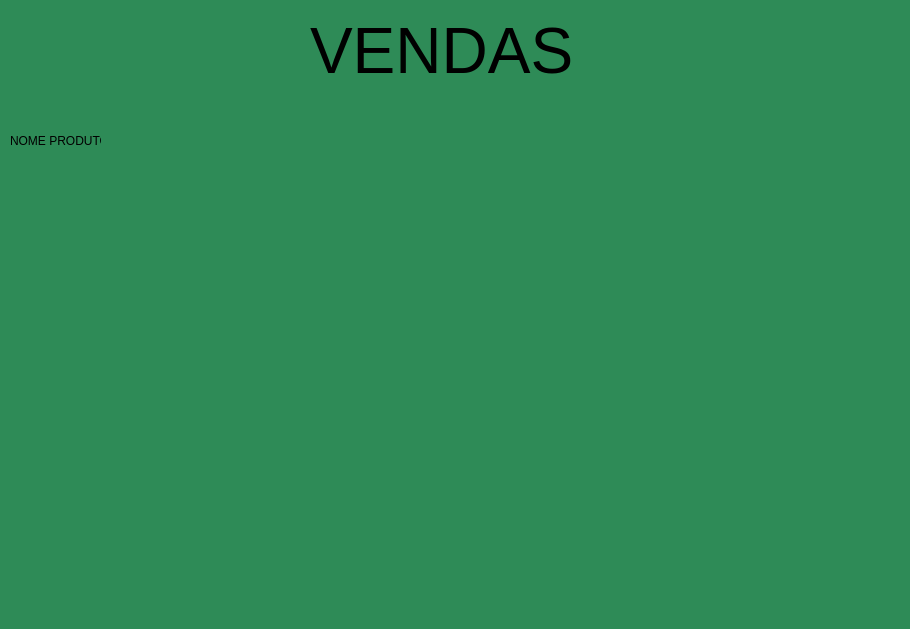
ArielAraujo18/ErpSistema, file frm_Vendas.ui: the form before one commit.
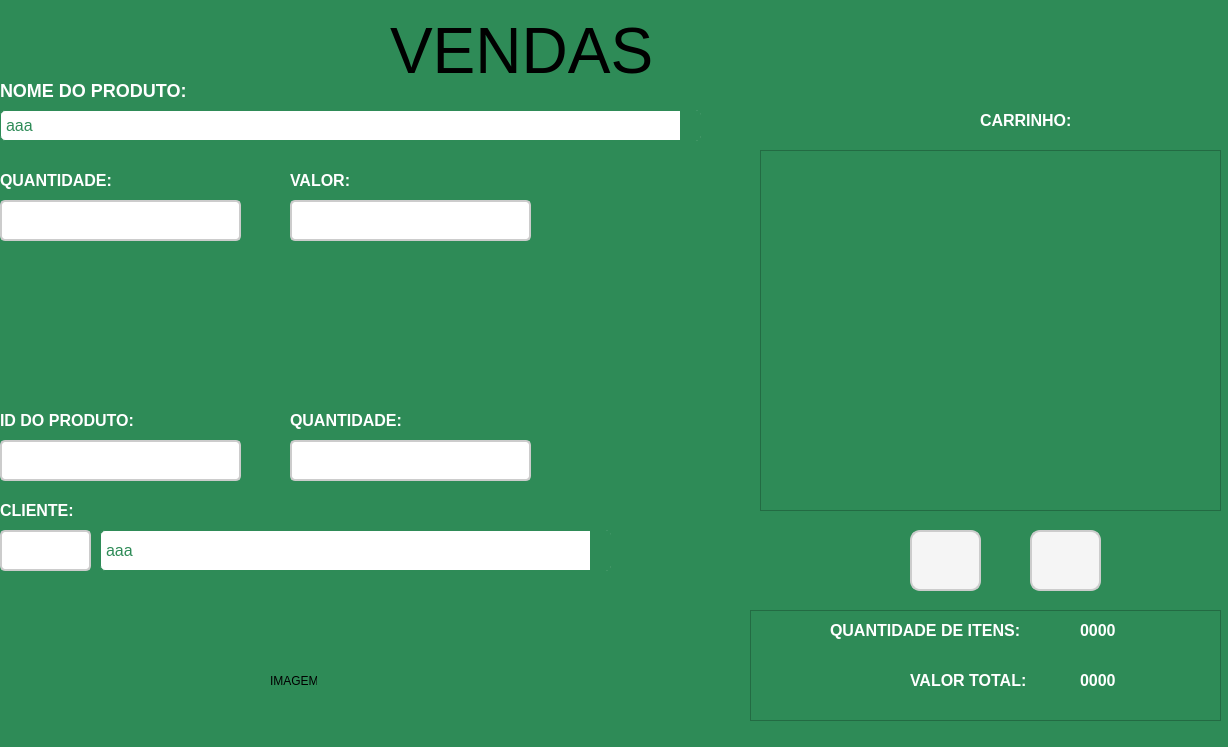
The form after the commit. Icons and pictures are not drawn.

```diff
--- a/frm_Vendas.ui
+++ b/frm_Vendas.ui
@@ -6,8 +6,8 @@
    <rect>
     <x>0</x>
     <y>0</y>
-    <width>910</width>
-    <height>629</height>
+    <width>1228</width>
+    <height>747</height>
    </rect>
   </property>
   <property name="windowTitle">
@@ -21,20 +21,35 @@
   <widget class="QLabel" name="label">
    <property name="geometry">
     <rect>
-     <x>10</x>
-     <y>130</y>
-     <width>91</width>
+     <x>0</x>
+     <y>80</y>
+     <width>191</width>
      <height>21</height>
     </rect>
    </property>
+   <property name="font">
+    <font>
+     <pointsize>-1</pointsize>
+     <weight>75</weight>
+     <bold>true</bold>
+    </font>
+   </property>
+   <property name="styleSheet">
+    <string notr="true">QLabel {
+    font-size: 18px;
+    color: #FFFFFF;
+    font-weight: bold;
+    text-shadow: 1px 1px 2px rgba(0, 0, 0, 0.4);
+}</string>
+   </property>
    <property name="text">
-    <string>NOME PRODUTO: </string>
+    <string>NOME DO PRODUTO: </string>
    </property>
   </widget>
   <widget class="QLabel" name="label_2">
    <property name="geometry">
     <rect>
-     <x>310</x>
+     <x>390</x>
      <y>10</y>
      <width>261</width>
      <height>81</height>
@@ -52,6 +67,672 @@
     <string>VENDAS</string>
    </property>
   </widget>
+  <widget class="QComboBox" name="comboBox">
+   <property name="geometry">
+    <rect>
+     <x>0</x>
+     <y>110</y>
+     <width>701</width>
+     <height>31</height>
+    </rect>
+   </property>
+   <property name="styleSheet">
+    <string notr="true">QComboBox {
+    background-color: #FFFFFF; 
+    border: 1px solid #2E8B57; 
+    border-radius: 5px;
+    padding: 5px;
+    color: #2E8B57; 
+	font-size: 16px; 
+}
+
+QComboBox QAbstractItemView {
+    background-color: #FFFFFF; 
+    border: 1px solid #2E8B57;
+    selection-background-color: #2E8B57;
+    selection-color: #FFFFFF; 
+}
+
+QComboBox::drop-down {
+    border: none;
+    background: #2E8B57;
+    width: 20px;
+    subcontrol-origin: padding;
+    subcontrol-position: right;
+}
+
+QComboBox::down-arrow {
+    width: 10px;
+    height: 10px;
+}
+</string>
+   </property>
+   <item>
+    <property name="text">
+     <string>aaa</string>
+    </property>
+   </item>
+   <item>
+    <property name="text">
+     <string>New Item</string>
+    </property>
+   </item>
+   <item>
+    <property name="text">
+     <string>a</string>
+    </property>
+   </item>
+   <item>
+    <property name="text">
+     <string>a</string>
+    </property>
+   </item>
+   <item>
+    <property name="text">
+     <string>a</string>
+    </property>
+   </item>
+  </widget>
+  <widget class="QLabel" name="label_3">
+   <property name="geometry">
+    <rect>
+     <x>0</x>
+     <y>170</y>
+     <width>121</width>
+     <height>21</height>
+    </rect>
+   </property>
+   <property name="font">
+    <font>
+     <pointsize>-1</pointsize>
+     <weight>75</weight>
+     <bold>true</bold>
+    </font>
+   </property>
+   <property name="styleSheet">
+    <string notr="true">QLabel {
+    font-size: 16px;
+    color: #FFFFFF;
+    font-weight: bold;
+    text-shadow: 1px 1px 2px rgba(0, 0, 0, 0.4);
+}</string>
+   </property>
+   <property name="text">
+    <string>QUANTIDADE:</string>
+   </property>
+  </widget>
+  <widget class="QLineEdit" name="lineEdit">
+   <property name="geometry">
+    <rect>
+     <x>0</x>
+     <y>200</y>
+     <width>241</width>
+     <height>41</height>
+    </rect>
+   </property>
+   <property name="styleSheet">
+    <string notr="true">QLineEdit {
+    border: 2px solid #cccccc; 
+    border-radius: 5px; 
+    padding: 6px; 
+    font-size: 14px; 
+    background-color: #ffffff;
+    transition: all 0.3s ease;
+	color: #000000;
+}
+
+QLineEdit:hover {
+    border: 2px solid #3f51b5; 
+    background-color: #f5f5f5; 
+}
+</string>
+   </property>
+  </widget>
+  <widget class="QLabel" name="label_4">
+   <property name="geometry">
+    <rect>
+     <x>290</x>
+     <y>170</y>
+     <width>71</width>
+     <height>21</height>
+    </rect>
+   </property>
+   <property name="font">
+    <font>
+     <pointsize>-1</pointsize>
+     <weight>75</weight>
+     <bold>true</bold>
+    </font>
+   </property>
+   <property name="styleSheet">
+    <string notr="true">QLabel {
+    font-size: 16px;
+    color: #FFFFFF;
+    font-weight: bold;
+    text-shadow: 1px 1px 2px rgba(0, 0, 0, 0.4);
+}</string>
+   </property>
+   <property name="text">
+    <string>VALOR:</string>
+   </property>
+  </widget>
+  <widget class="QLineEdit" name="lineEdit_2">
+   <property name="geometry">
+    <rect>
+     <x>290</x>
+     <y>200</y>
+     <width>241</width>
+     <height>41</height>
+    </rect>
+   </property>
+   <property name="styleSheet">
+    <string notr="true">QLineEdit {
+    border: 2px solid #cccccc; 
+    border-radius: 5px; 
+    padding: 6px; 
+    font-size: 14px; 
+    background-color: #ffffff;
+    transition: all 0.3s ease;
+	color: #000000;
+}
+
+QLineEdit:hover {
+    border: 2px solid #3f51b5; 
+    background-color: #f5f5f5; 
+}
+</string>
+   </property>
+  </widget>
+  <widget class="QLabel" name="label_5">
+   <property name="geometry">
+    <rect>
+     <x>0</x>
+     <y>410</y>
+     <width>141</width>
+     <height>21</height>
+    </rect>
+   </property>
+   <property name="font">
+    <font>
+     <pointsize>-1</pointsize>
+     <weight>75</weight>
+     <bold>true</bold>
+    </font>
+   </property>
+   <property name="styleSheet">
+    <string notr="true">QLabel {
+    font-size: 16px;
+    color: #FFFFFF;
+    font-weight: bold;
+    text-shadow: 1px 1px 2px rgba(0, 0, 0, 0.4);
+}</string>
+   </property>
+   <property name="text">
+    <string>ID DO PRODUTO:</string>
+   </property>
+  </widget>
+  <widget class="QLineEdit" name="lineEdit_3">
+   <property name="geometry">
+    <rect>
+     <x>0</x>
+     <y>440</y>
+     <width>241</width>
+     <height>41</height>
+    </rect>
+   </property>
+   <property name="styleSheet">
+    <string notr="true">QLineEdit {
+    border: 2px solid #cccccc; 
+    border-radius: 5px; 
+    padding: 6px; 
+    font-size: 14px; 
+    background-color: #ffffff;
+    transition: all 0.3s ease;
+	color: #000000;
+}
+
+QLineEdit:hover {
+    border: 2px solid #3f51b5; 
+    background-color: #f5f5f5; 
+}
+</string>
+   </property>
+  </widget>
+  <widget class="QLabel" name="label_6">
+   <property name="geometry">
+    <rect>
+     <x>290</x>
+     <y>410</y>
+     <width>121</width>
+     <height>21</height>
+    </rect>
+   </property>
+   <property name="font">
+    <font>
+     <pointsize>-1</pointsize>
+     <weight>75</weight>
+     <bold>true</bold>
+    </font>
+   </property>
+   <property name="styleSheet">
+    <string notr="true">QLabel {
+    font-size: 16px;
+    color: #FFFFFF;
+    font-weight: bold;
+    text-shadow: 1px 1px 2px rgba(0, 0, 0, 0.4);
+}</string>
+   </property>
+   <property name="text">
+    <string>QUANTIDADE:</string>
+   </property>
+  </widget>
+  <widget class="QLineEdit" name="lineEdit_4">
+   <property name="enabled">
+    <bool>false</bool>
+   </property>
+   <property name="geometry">
+    <rect>
+     <x>290</x>
+     <y>440</y>
+     <width>241</width>
+     <height>41</height>
+    </rect>
+   </property>
+   <property name="styleSheet">
+    <string notr="true">QLineEdit {
+    border: 2px solid #cccccc; 
+    border-radius: 5px; 
+    padding: 6px; 
+    font-size: 14px; 
+    background-color: #ffffff;
+    transition: all 0.3s ease;
+	color: #000000;
+}
+
+QLineEdit:hover {
+    border: 2px solid #3f51b5; 
+    background-color: #f5f5f5; 
+}
+</string>
+   </property>
+  </widget>
+  <widget class="QLabel" name="label_7">
+   <property name="geometry">
+    <rect>
+     <x>0</x>
+     <y>500</y>
+     <width>81</width>
+     <height>21</height>
+    </rect>
+   </property>
+   <property name="font">
+    <font>
+     <pointsize>-1</pointsize>
+     <weight>75</weight>
+     <bold>true</bold>
+    </font>
+   </property>
+   <property name="styleSheet">
+    <string notr="true">QLabel {
+    font-size: 16px;
+    color: #FFFFFF;
+    font-weight: bold;
+    text-shadow: 1px 1px 2px rgba(0, 0, 0, 0.4);
+}</string>
+   </property>
+   <property name="text">
+    <string>CLIENTE:</string>
+   </property>
+  </widget>
+  <widget class="QLineEdit" name="lineEdit_5">
+   <property name="enabled">
+    <bool>false</bool>
+   </property>
+   <property name="geometry">
+    <rect>
+     <x>0</x>
+     <y>530</y>
+     <width>91</width>
+     <height>41</height>
+    </rect>
+   </property>
+   <property name="styleSheet">
+    <string notr="true">QLineEdit {
+    border: 2px solid #cccccc; 
+    border-radius: 5px; 
+    padding: 6px; 
+    font-size: 14px; 
+    background-color: #ffffff;
+    transition: all 0.3s ease;
+	color: #000000;
+}
+
+QLineEdit:hover {
+    border: 2px solid #3f51b5; 
+    background-color: #f5f5f5; 
+}
+</string>
+   </property>
+  </widget>
+  <widget class="QLabel" name="label_8">
+   <property name="geometry">
+    <rect>
+     <x>980</x>
+     <y>110</y>
+     <width>101</width>
+     <height>21</height>
+    </rect>
+   </property>
+   <property name="font">
+    <font>
+     <pointsize>-1</pointsize>
+     <weight>75</weight>
+     <bold>true</bold>
+    </font>
+   </property>
+   <property name="styleSheet">
+    <string notr="true">QLabel {
+    font-size: 16px;
+    color: #FFFFFF;
+    font-weight: bold;
+    text-shadow: 1px 1px 2px rgba(0, 0, 0, 0.4);
+}</string>
+   </property>
+   <property name="text">
+    <string>CARRINHO:</string>
+   </property>
+  </widget>
+  <widget class="QPushButton" name="pushButton">
+   <property name="geometry">
+    <rect>
+     <x>1030</x>
+     <y>530</y>
+     <width>71</width>
+     <height>61</height>
+    </rect>
+   </property>
+   <property name="styleSheet">
+    <string notr="true">QPushButton{
+    background-color: #f5f5f5; 
+    border: 2px solid #cccccc;
+    border-radius: 10px; 
+    padding: 10px; 
+    color: #333333; 
+    font-size: 14px; 
+	background-image:url(:/carrinhoIcon/adicionar-ao-carrinho (1).png);
+    background-repeat: no-repeat; 
+    background-position: center;
+	transition: all 0.3s ease;
+}
+QPushButton:hover{
+    background-color: #e0e0e0; 
+    border-color: #aaaaaa;
+	transform: scale(1.05); 
+}
+QPushButton:pressed{
+	background-color: #d6d6d6;
+	border-color: #888888;
+	transform: scale(0.95);
+}</string>
+   </property>
+   <property name="text">
+    <string/>
+   </property>
+  </widget>
+  <widget class="QPushButton" name="pushButton_2">
+   <property name="geometry">
+    <rect>
+     <x>910</x>
+     <y>530</y>
+     <width>71</width>
+     <height>61</height>
+    </rect>
+   </property>
+   <property name="styleSheet">
+    <string notr="true">QPushButton{
+    background-color: #f5f5f5; 
+    border: 2px solid #cccccc;
+    border-radius: 10px; 
+    padding: 10px; 
+    color: #333333; 
+    font-size: 14px; 
+	background-image:url(:/carrinhoIcon/adicionar-ao-carrinho (1).png);
+    background-repeat: no-repeat; 
+    background-position: center;
+	transition: all 0.3s ease;
+}
+QPushButton:hover{
+    background-color: #e0e0e0; 
+    border-color: #aaaaaa;
+	transform: scale(1.05); 
+}
+QPushButton:pressed{
+	background-color: #d6d6d6;
+	border-color: #888888;
+	transform: scale(0.95);
+}</string>
+   </property>
+   <property name="text">
+    <string/>
+   </property>
+  </widget>
+  <widget class="QTableWidget" name="tableWidget">
+   <property name="geometry">
+    <rect>
+     <x>760</x>
+     <y>150</y>
+     <width>461</width>
+     <height>361</height>
+    </rect>
+   </property>
+  </widget>
+  <widget class="QFrame" name="frame">
+   <property name="geometry">
+    <rect>
+     <x>750</x>
+     <y>610</y>
+     <width>471</width>
+     <height>111</height>
+    </rect>
+   </property>
+   <property name="frameShape">
+    <enum>QFrame::StyledPanel</enum>
+   </property>
+   <property name="frameShadow">
+    <enum>QFrame::Raised</enum>
+   </property>
+   <widget class="QLabel" name="label_9">
+    <property name="geometry">
+     <rect>
+      <x>80</x>
+      <y>10</y>
+      <width>201</width>
+      <height>21</height>
+     </rect>
+    </property>
+    <property name="font">
+     <font>
+      <pointsize>-1</pointsize>
+      <weight>75</weight>
+      <bold>true</bold>
+     </font>
+    </property>
+    <property name="styleSheet">
+     <string notr="true">QLabel {
+    font-size: 16px;
+    color: #FFFFFF;
+    font-weight: bold;
+    text-shadow: 1px 1px 2px rgba(0, 0, 0, 0.4);
+}</string>
+    </property>
+    <property name="text">
+     <string>QUANTIDADE DE ITENS:</string>
+    </property>
+   </widget>
+   <widget class="QLabel" name="label_10">
+    <property name="geometry">
+     <rect>
+      <x>330</x>
+      <y>10</y>
+      <width>111</width>
+      <height>21</height>
+     </rect>
+    </property>
+    <property name="font">
+     <font>
+      <pointsize>-1</pointsize>
+      <weight>75</weight>
+      <bold>true</bold>
+     </font>
+    </property>
+    <property name="styleSheet">
+     <string notr="true">QLabel {
+    font-size: 16px;
+    color: #FFFFFF;
+    font-weight: bold;
+    text-shadow: 1px 1px 2px rgba(0, 0, 0, 0.4);
+}</string>
+    </property>
+    <property name="text">
+     <string>0000</string>
+    </property>
+   </widget>
+   <widget class="QLabel" name="label_11">
+    <property name="geometry">
+     <rect>
+      <x>160</x>
+      <y>60</y>
+      <width>131</width>
+      <height>21</height>
+     </rect>
+    </property>
+    <property name="font">
+     <font>
+      <pointsize>-1</pointsize>
+      <weight>75</weight>
+      <bold>true</bold>
+     </font>
+    </property>
+    <property name="styleSheet">
+     <string notr="true">QLabel {
+    font-size: 16px;
+    color: #FFFFFF;
+    font-weight: bold;
+    text-shadow: 1px 1px 2px rgba(0, 0, 0, 0.4);
+}</string>
+    </property>
+    <property name="text">
+     <string>VALOR TOTAL:</string>
+    </property>
+   </widget>
+   <widget class="QLabel" name="label_12">
+    <property name="geometry">
+     <rect>
+      <x>330</x>
+      <y>60</y>
+      <width>111</width>
+      <height>21</height>
+     </rect>
+    </property>
+    <property name="font">
+     <font>
+      <pointsize>-1</pointsize>
+      <weight>75</weight>
+      <bold>true</bold>
+     </font>
+    </property>
+    <property name="styleSheet">
+     <string notr="true">QLabel {
+    font-size: 16px;
+    color: #FFFFFF;
+    font-weight: bold;
+    text-shadow: 1px 1px 2px rgba(0, 0, 0, 0.4);
+}</string>
+    </property>
+    <property name="text">
+     <string>0000</string>
+    </property>
+   </widget>
+  </widget>
+  <widget class="QLabel" name="label_13">
+   <property name="geometry">
+    <rect>
+     <x>270</x>
+     <y>640</y>
+     <width>47</width>
+     <height>81</height>
+    </rect>
+   </property>
+   <property name="text">
+    <string>IMAGEM:</string>
+   </property>
+  </widget>
+  <widget class="QComboBox" name="comboBox_2">
+   <property name="geometry">
+    <rect>
+     <x>100</x>
+     <y>530</y>
+     <width>511</width>
+     <height>41</height>
+    </rect>
+   </property>
+   <property name="styleSheet">
+    <string notr="true">QComboBox {
+    background-color: #FFFFFF; 
+    border: 1px solid #2E8B57; 
+    border-radius: 5px;
+    padding: 5px;
+    color: #2E8B57; 
+	font-size: 16px; 
+}
+
+QComboBox QAbstractItemView {
+    background-color: #FFFFFF; 
+    border: 1px solid #2E8B57;
+    selection-background-color: #2E8B57;
+    selection-color: #FFFFFF; 
+}
+
+QComboBox::drop-down {
+    border: none;
+    background: #2E8B57;
+    width: 20px;
+    subcontrol-origin: padding;
+    subcontrol-position: right;
+}
+
+QComboBox::down-arrow {
+    width: 10px;
+    height: 10px;
+}
+</string>
+   </property>
+   <item>
+    <property name="text">
+     <string>aaa</string>
+    </property>
+   </item>
+   <item>
+    <property name="text">
+     <string>New Item</string>
+    </property>
+   </item>
+   <item>
+    <property name="text">
+     <string>a</string>
+    </property>
+   </item>
+   <item>
+    <property name="text">
+     <string>a</string>
+    </property>
+   </item>
+   <item>
+    <property name="text">
+     <string>a</string>
+    </property>
+   </item>
+  </widget>
  </widget>
  <resources/>
  <connections/>
```
Left out of the diff: 4 changed lines with no effect on the pictures.
